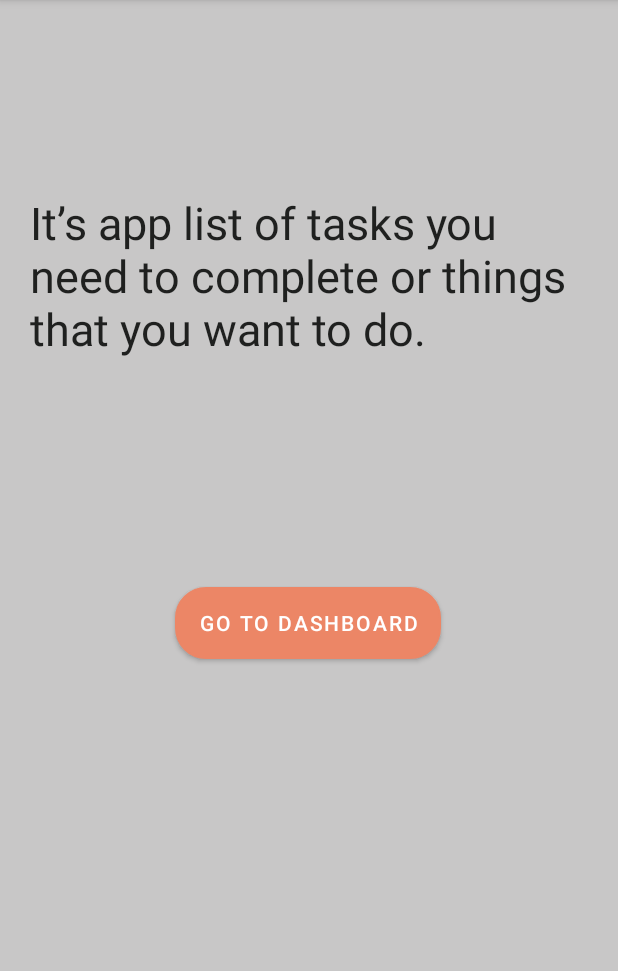
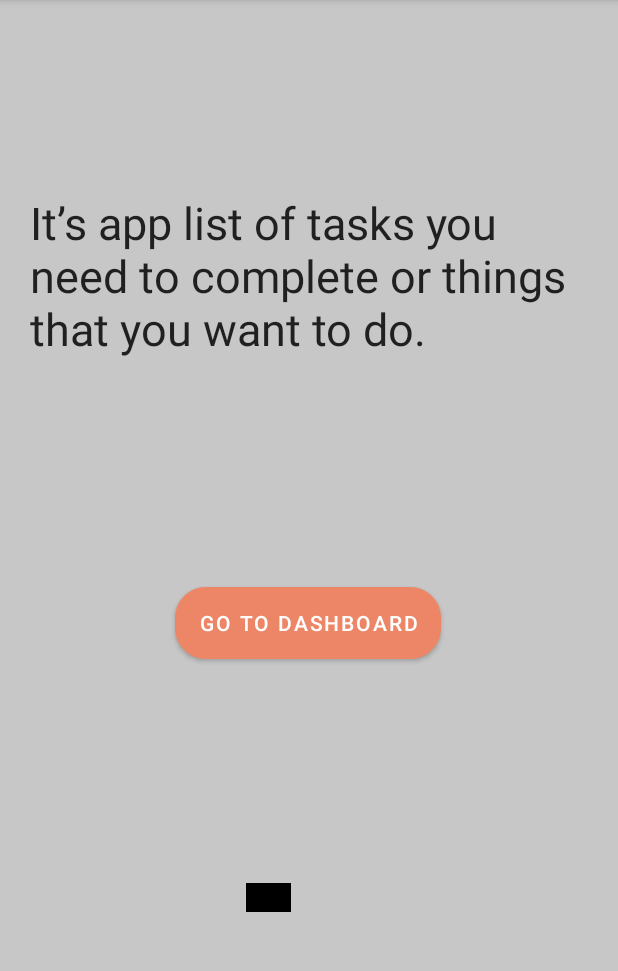
Before and after one commit to priyankamalekar123/TODOApp, an Android app: the IF_User_Login_Fragment screen opened through its navigation route, on a phone screen of 412 x 824 dp, the part 84-1055 px from its top. Run offline under Robolectric (Android 15) with nearby library versions, the phone set to English and light mode, and no system bars; our stand-ins replace navigation-ui.

Commit message:
new branch

```diff
--- a/app/src/main/res/layout/fragment_i_f__user__login_.xml
+++ b/app/src/main/res/layout/fragment_i_f__user__login_.xml
@@ -34,5 +34,16 @@
         app:layout_constraintStart_toStartOf="parent"
         app:layout_constraintTop_toBottomOf="@+id/textView5" />
 
+    <TextView
+        android:layout_width="wrap_content"
+        android:layout_height="wrap_content"
+        android:layout_marginBottom="140dp"
+        android:background="@color/black"
+        android:text="hello"
+        app:layout_constraintBottom_toBottomOf="parent"
+        app:layout_constraintEnd_toEndOf="parent"
+        app:layout_constraintHorizontal_bias="0.422"
+        app:layout_constraintStart_toStartOf="parent" />
+
 
 </androidx.constraintlayout.widget.ConstraintLayout>
```
